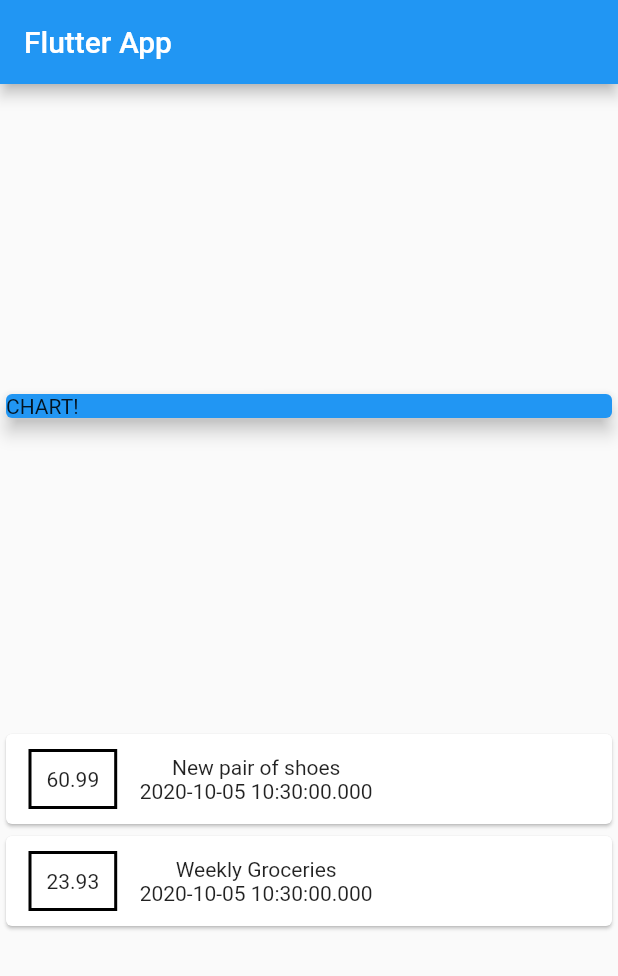
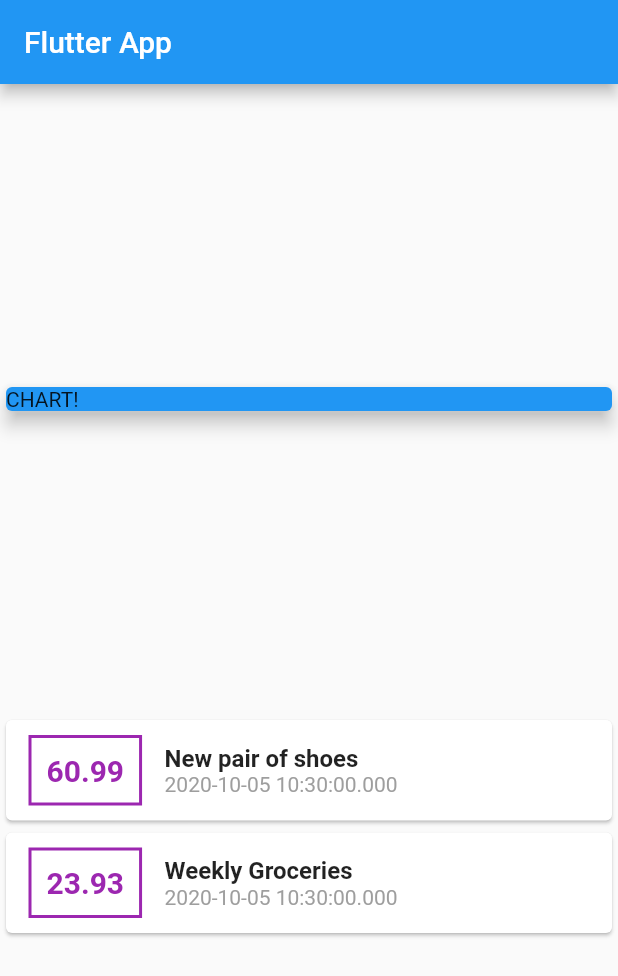
Before and after one commit to FlorianFeka/flutterUdemy, a Flutter app: the screen it shows after launch, on a phone screen of 412 x 824 dp. Shown: the top 976 px of the screen. Run offline on Flutter 3.47's test engine with Material 2 defaults, Android fonts, the phone set to English and light mode, and no system bars.

Commit message:
77. Styling Text

```diff
--- a/personal_expenses_app/lib/main.dart
+++ b/personal_expenses_app/lib/main.dart
@@ -61,16 +61,33 @@ class MyHomePage extends StatelessWidget {
                             EdgeInsets.symmetric(vertical: 10, horizontal: 15),
                         decoration: BoxDecoration(
                             border: Border.all(
-                          color: Colors.black,
+                          color: Colors.purple,
                           width: 2,
                         )),
                         padding: EdgeInsets.all(10),
-                        child: Text(tx.amount.toString()),
+                        child: Text(
+                          tx.amount.toString(),
+                          style: TextStyle(
+                            fontWeight: FontWeight.bold,
+                            fontSize: 20,
+                            color: Colors.purple,
+                          ),
+                        ),
                       ),
                       Column(
+                        crossAxisAlignment: CrossAxisAlignment.start,
                         children: [
-                          Text(tx.titel),
-                          Text(tx.date.toString()),
+                          Text(
+                            tx.titel,
+                            style: TextStyle(
+                              fontWeight: FontWeight.bold,
+                              fontSize: 16,
+                            ),
+                          ),
+                          Text(
+                            tx.date.toString(),
+                            style: TextStyle(color: Colors.grey),
+                          ),
                         ],
                       )
                     ],
```
